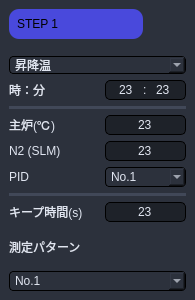
Above: Source code/gui_main/gui/widgets/py_pattern/temp_pattern.ui from coolandy345/MS4371 before the change. Below: the same form after it.
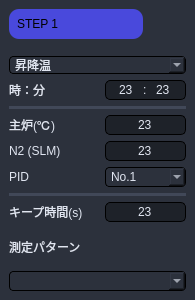
That is the form after the change.

Diff of the .ui file:
```diff
--- a/Source code/gui_main/gui/widgets/py_pattern/temp_pattern.ui
+++ b/Source code/gui_main/gui/widgets/py_pattern/temp_pattern.ui
@@ -717,16 +717,11 @@
 border-radius: 4px;</string>
          </property>
          <property name="currentIndex">
-          <number>0</number>
+          <number>-1</number>
          </property>
          <property name="maxVisibleItems">
           <number>5</number>
          </property>
-         <item>
-          <property name="text">
-           <string>No.1</string>
-          </property>
-         </item>
         </widget>
        </item>
        <item row="1" column="0" colspan="3">
```
Left out of the diff: 4 changed lines with no effect on the pictures.
